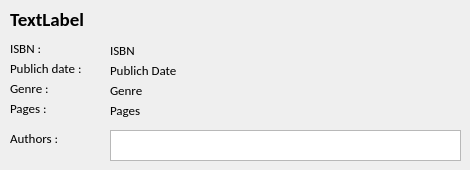
Before: the Qt Designer form AuthorsAndBooks/bookwidget.ui in knu-2-tochanenko/Exam, drawn with Qt 5.
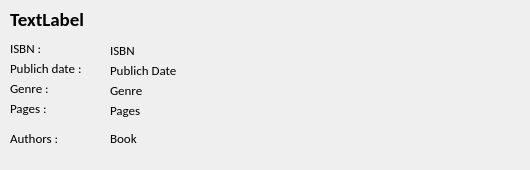
After: the same form once the commit is applied.

```diff
--- a/AuthorsAndBooks/bookwidget.ui
+++ b/AuthorsAndBooks/bookwidget.ui
@@ -6,19 +6,19 @@
    <rect>
     <x>0</x>
     <y>0</y>
-    <width>470</width>
+    <width>530</width>
     <height>170</height>
    </rect>
   </property>
   <property name="minimumSize">
    <size>
-    <width>470</width>
+    <width>530</width>
     <height>0</height>
    </size>
   </property>
   <property name="maximumSize">
    <size>
-    <width>470</width>
+    <width>530</width>
     <height>16777215</height>
    </size>
   </property>
@@ -69,7 +69,7 @@
     <rect>
      <x>110</x>
      <y>40</y>
-     <width>351</width>
+     <width>411</width>
      <height>20</height>
     </rect>
    </property>
@@ -95,7 +95,7 @@
     <rect>
      <x>110</x>
      <y>60</y>
-     <width>351</width>
+     <width>411</width>
      <height>20</height>
     </rect>
    </property>
@@ -121,7 +121,7 @@
     <rect>
      <x>110</x>
      <y>80</y>
-     <width>201</width>
+     <width>411</width>
      <height>20</height>
     </rect>
    </property>
@@ -147,7 +147,7 @@
     <rect>
      <x>110</x>
      <y>100</y>
-     <width>201</width>
+     <width>411</width>
      <height>20</height>
     </rect>
    </property>
@@ -161,21 +161,30 @@
      <x>10</x>
      <y>130</y>
      <width>91</width>
-     <height>16</height>
-    </rect>
-   </property>
-   <property name="text">
-    <string>Authors :</string>
-   </property>
-  </widget>
-  <widget class="QTextBrowser" name="bookAuthors">
-   <property name="geometry">
-    <rect>
-     <x>110</x>
-     <y>130</y>
-     <width>351</width>
      <height>31</height>
     </rect>
+   </property>
+   <property name="text">
+    <string>Authors :</string>
+   </property>
+   <property name="alignment">
+    <set>Qt::AlignLeading|Qt::AlignLeft|Qt::AlignTop</set>
+   </property>
+  </widget>
+  <widget class="QLabel" name="bookAuthors">
+   <property name="geometry">
+    <rect>
+     <x>110</x>
+     <y>130</y>
+     <width>341</width>
+     <height>41</height>
+    </rect>
+   </property>
+   <property name="text">
+    <string>Book</string>
+   </property>
+   <property name="alignment">
+    <set>Qt::AlignLeading|Qt::AlignLeft|Qt::AlignTop</set>
    </property>
   </widget>
  </widget>
```
